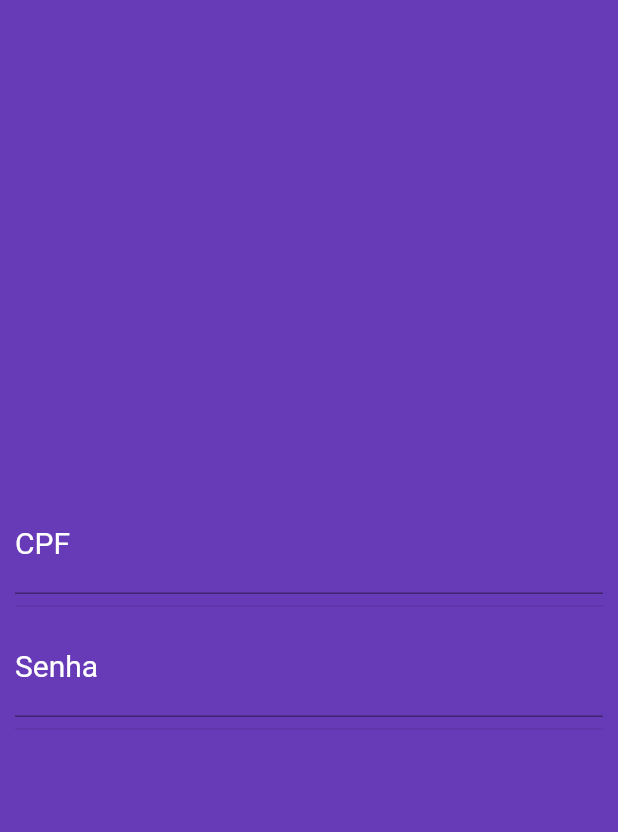
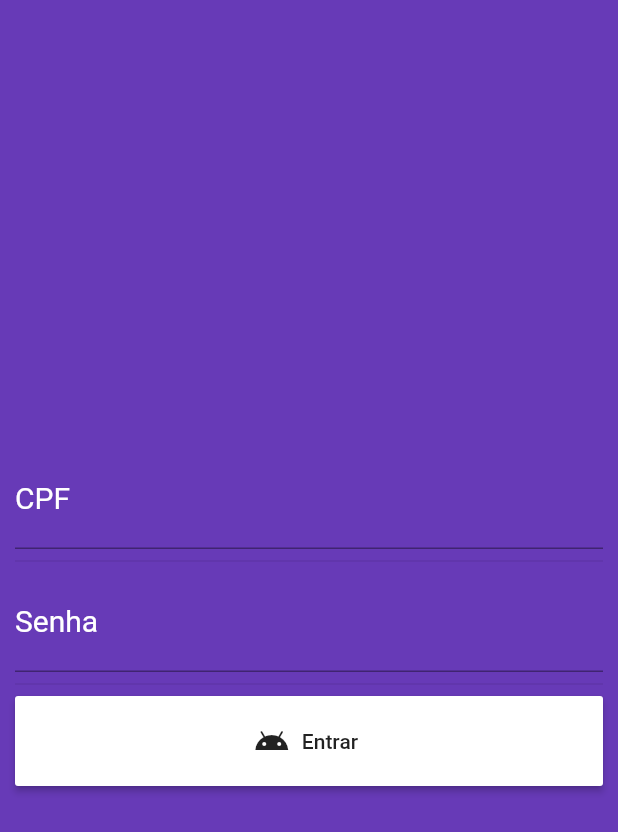
Before and after one commit to felipeoliveira92/RosaAzul, a Flutter app: the screen it shows after launch, on a phone screen of 412 x 824 dp. Shown: the top 832 px of the screen. Run offline on Flutter 3.47's test engine with Material 2 defaults, Android fonts, the light colour scheme and no system bars.

Commit message:
Concluido a UI da tela de login

```diff
--- /dev/null
+++ b/lib/models/item.dart
@@ -0,0 +1,6 @@
+class Item {
+  String title;
+  bool done;
+
+  Item({required this.title, required this.done});
+}
--- a/lib/pages/login.page.dart
+++ b/lib/pages/login.page.dart
@@ -1,4 +1,4 @@
-// ignore_for_file: prefer_const_constructors, library_private_types_in_public_api, use_key_in_widget_constructors
+// ignore_for_file: prefer_const_constructors, library_private_types_in_public_api, use_key_in_widget_constructors, deprecated_member_use
 import 'package:flutter/material.dart';
 
 class LoginPage extends StatefulWidget {
@@ -21,22 +21,31 @@ class _LoginPageState extends State<LoginPage> {
               TextFormField(
                 keyboardType: TextInputType.number,
                 style: TextStyle(color: Colors.white, fontSize: 20),
-                  decoration: InputDecoration(
+                decoration: InputDecoration(
                     labelText: "CPF",
-                    labelStyle: TextStyle(color: Colors.white)
-                  ),
+                    labelStyle: TextStyle(color: Colors.white)),
               ),
               Divider(),
               TextFormField(
                 obscureText: true,
                 keyboardType: TextInputType.text,
                 style: TextStyle(color: Colors.white, fontSize: 20),
-                  decoration: InputDecoration(
+                decoration: InputDecoration(
                     labelText: "Senha",
-                    labelStyle: TextStyle(color: Colors.white)
-                  ),
+                    labelStyle: TextStyle(color: Colors.white)),
               ),
               Divider(),
+              ButtonTheme(
+                height: 60.0,
+                child: RaisedButton.icon(
+                  onPressed: () {
+                    print("VC clicou");
+                  },
+                  color: Colors.white,
+                  icon: Icon(Icons.android),
+                  label: Text("Entrar"),
+                ),
+              ),
             ],
           ),
         ),
```
